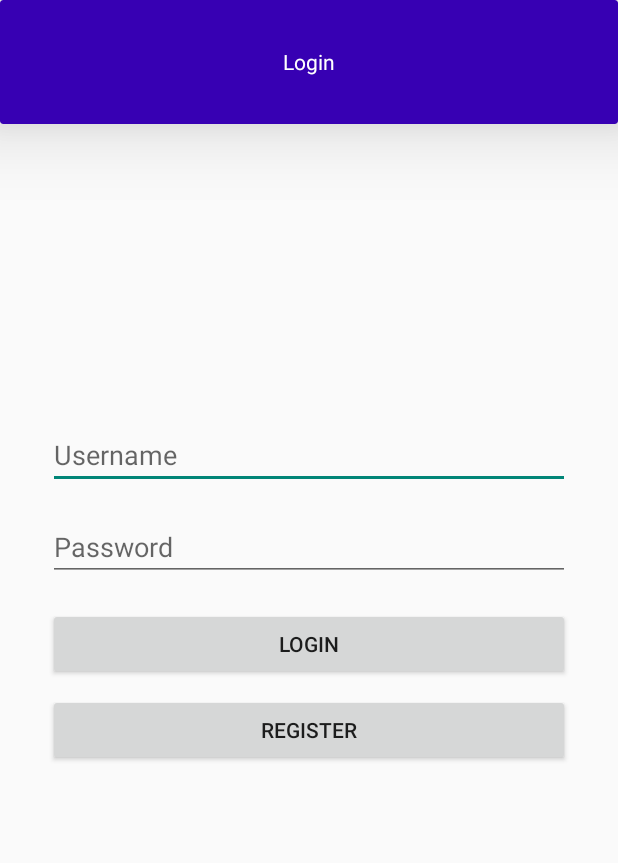
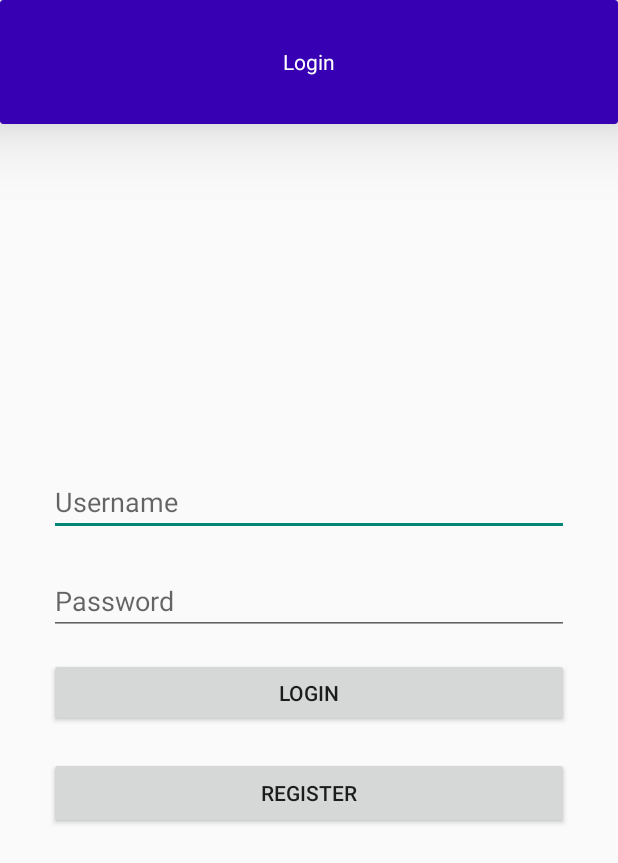
Before and after one commit to UNIZAR-30226-2021-04/Exploding-things, an Android app: the layout login.xml on its own in the app's theme, with its tools: preview values and no code run, on a phone screen of 412 x 824 dp. Shown: the top 863 px of the screen. Run offline under Robolectric (Android 15) with nearby library versions, the light colour scheme and no system bars; network calls fail.

Commit message:
Login funciona Paquete API creado

```diff
--- a/Android/app/src/main/AndroidManifest.xml
+++ b/Android/app/src/main/AndroidManifest.xml
@@ -10,13 +10,14 @@
         android:roundIcon="@mipmap/ic_launcher_round"
         android:supportsRtl="true"
         android:theme="@style/Theme.AppCompat.Light.NoActionBar">
-        <activity android:name=".Home">
+        <activity android:name=".Login">
             <intent-filter>
                 <action android:name="android.intent.action.MAIN" />
 
                 <category android:name="android.intent.category.LAUNCHER" />
             </intent-filter>
         </activity>
+        <activity android:name=".Home"/>
     </application>
 
 </manifest>
--- a/Android/app/src/main/res/layout/login.xml
+++ b/Android/app/src/main/res/layout/login.xml
@@ -66,66 +66,68 @@
     </androidx.cardview.widget.CardView>
 
     <EditText
-        android:id="@+id/editTextTextPersonName"
-        android:layout_width="match_parent"
-        android:layout_height="0dp"
-        android:layout_marginStart="32dp"
-        android:layout_marginTop="198dp"
-        android:layout_marginEnd="32dp"
+        android:id="@+id/usernameTextLogin"
+        android:layout_width="0dp"
+        android:layout_height="wrap_content"
         android:ems="10"
         android:hint="Username"
         android:inputType="textPersonName"
-        app:layout_constraintEnd_toEndOf="parent"
-        app:layout_constraintHorizontal_bias="1.0"
+        app:layout_constraintBottom_toTopOf="@+id/passwordTextLogin"
+        app:layout_constraintEnd_toStartOf="@+id/guideline8"
+        app:layout_constraintHorizontal_bias="0.5"
         app:layout_constraintStart_toStartOf="@+id/guideline5"
-        app:layout_constraintTop_toBottomOf="@+id/cardView" />
+        app:layout_constraintTop_toTopOf="@+id/guideline3" />
 
     <EditText
-        android:id="@+id/editTextTextPassword3"
-        android:layout_width="match_parent"
+        android:id="@+id/passwordTextLogin"
+        android:layout_width="0dp"
         android:layout_height="wrap_content"
-        android:layout_marginStart="32dp"
         android:layout_marginTop="16dp"
-        android:layout_marginEnd="32dp"
         android:ems="10"
         android:hint="Password"
         android:inputType="textPassword"
+        app:layout_constraintBottom_toTopOf="@+id/guideline6"
         app:layout_constraintEnd_toStartOf="@+id/guideline8"
         app:layout_constraintHorizontal_bias="0.5"
         app:layout_constraintStart_toStartOf="@+id/guideline5"
-        app:layout_constraintTop_toBottomOf="@+id/editTextTextPersonName" />
+        app:layout_constraintTop_toBottomOf="@+id/usernameTextLogin" />
 
     <Button
-        android:id="@+id/button5"
-        android:layout_width="match_parent"
-        android:layout_height="wrap_content"
-        android:layout_marginStart="32dp"
-        android:layout_marginTop="18dp"
-        android:layout_marginEnd="32dp"
+        android:id="@+id/loginButton"
+        android:layout_width="0dp"
+        android:layout_height="46dp"
         android:text="Login"
-        app:layout_constraintEnd_toEndOf="parent"
-        app:layout_constraintStart_toStartOf="parent"
-        app:layout_constraintTop_toBottomOf="@+id/editTextTextPassword3" />
+        app:layout_constraintBottom_toTopOf="@+id/registerButton"
+        app:layout_constraintEnd_toStartOf="@+id/guideline8"
+        app:layout_constraintHorizontal_bias="0.5"
+        app:layout_constraintStart_toStartOf="@+id/guideline5"
+        app:layout_constraintTop_toTopOf="@+id/guideline6" />
 
     <androidx.constraintlayout.widget.Guideline
         android:id="@+id/guideline3"
         android:layout_width="wrap_content"
         android:layout_height="wrap_content"
         android:orientation="horizontal"
-        app:layout_constraintGuide_begin="271dp" />
+        app:layout_constraintGuide_percent="0.37209302" />
+
+    <androidx.constraintlayout.widget.Guideline
+        android:id="@+id/guideline4"
+        android:layout_width="wrap_content"
+        android:layout_height="wrap_content"
+        android:orientation="horizontal"
+        app:layout_constraintGuide_percent="0.68262655" />
 
     <Button
-        android:id="@+id/button7"
-        android:layout_width="match_parent"
+        android:id="@+id/registerButton"
+        android:layout_width="0dp"
         android:layout_height="wrap_content"
-        android:layout_marginStart="32dp"
         android:layout_marginTop="9dp"
-        android:layout_marginEnd="32dp"
         android:text="Register"
-        app:layout_constraintEnd_toEndOf="parent"
-        app:layout_constraintHorizontal_bias="0.0"
-        app:layout_constraintStart_toStartOf="parent"
-        app:layout_constraintTop_toBottomOf="@+id/button5" />
+        app:layout_constraintBottom_toTopOf="@+id/guideline4"
+        app:layout_constraintEnd_toStartOf="@+id/guideline8"
+        app:layout_constraintHorizontal_bias="0.5"
+        app:layout_constraintStart_toStartOf="@+id/guideline5"
+        app:layout_constraintTop_toBottomOf="@+id/loginButton" />
 
 
 </androidx.constraintlayout.widget.ConstraintLayout>
```
Also changed, not shown: Android/app/src/main/java/APIConnection/APIConnection.java (added, +54 -0 lines), Android/app/src/main/java/com/example/explodingthings/Login.java (+24 -49 lines).
